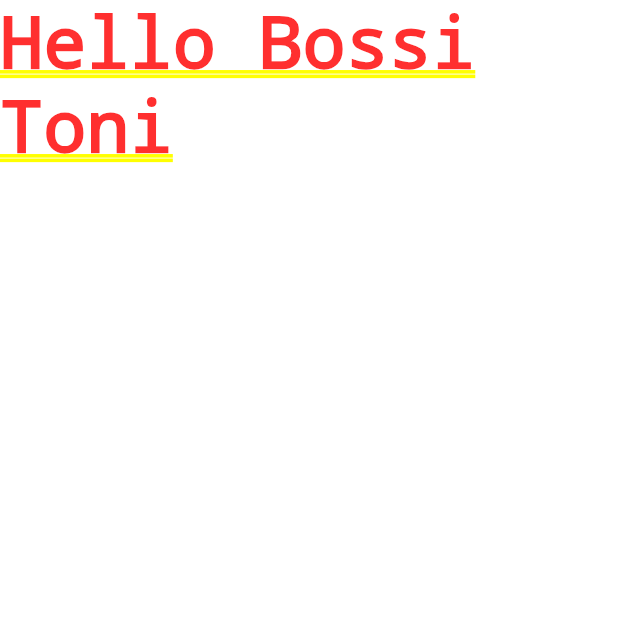
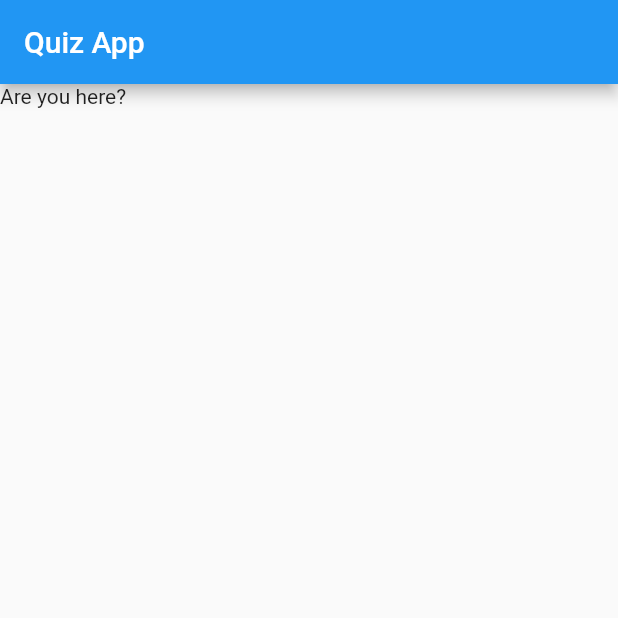
Before and after one commit to enchele01/FlutterQuizApp, a Flutter app: the screen it shows after launch, on a phone screen of 412 x 824 dp, the top half of it. Run offline on Flutter 3.47's test engine with Material 2 defaults, Android fonts, the phone set to English and light mode, and no system bars.

Commit message:
Added Scaffold with an appbar and body

```diff
--- a/lib/main.dart
+++ b/lib/main.dart
@@ -5,9 +5,15 @@ void main() {
 }
 
 class MyApp extends StatelessWidget {
+  @override
   Widget build(BuildContext context) {
     return MaterialApp(
-      home: Text('Hello Bossi Toni'),
+      home: Scaffold(
+        appBar: AppBar(
+          title: Text("Quiz App"),
+        ),
+        body: Text("Are you here?"),
+      ),
     );
   }
 }
```
